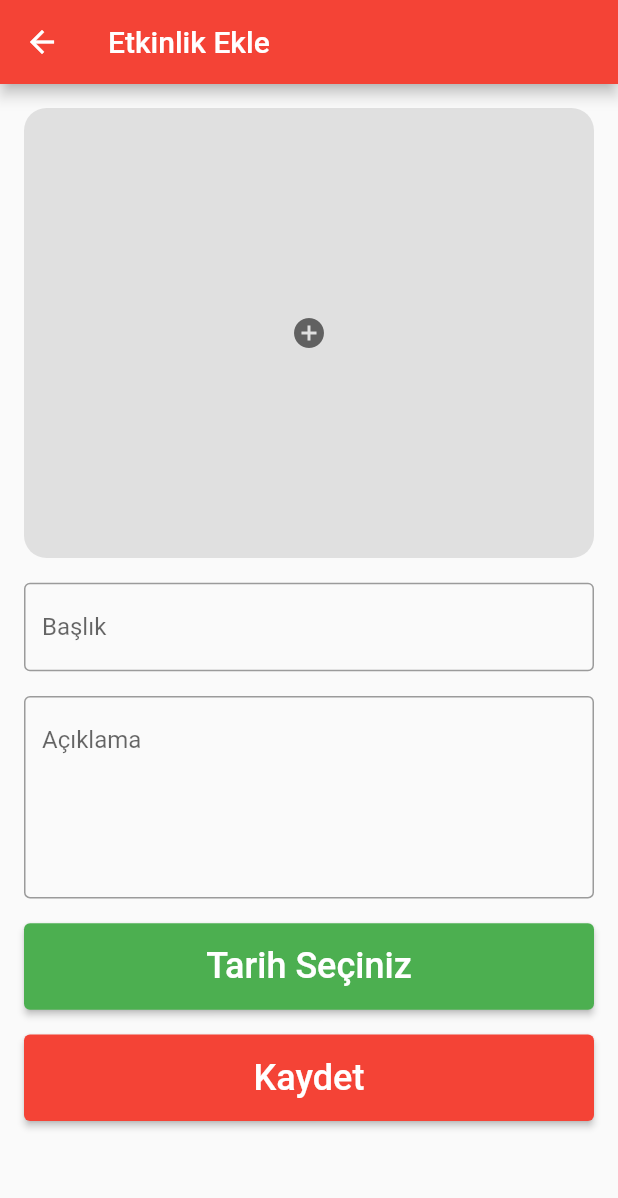
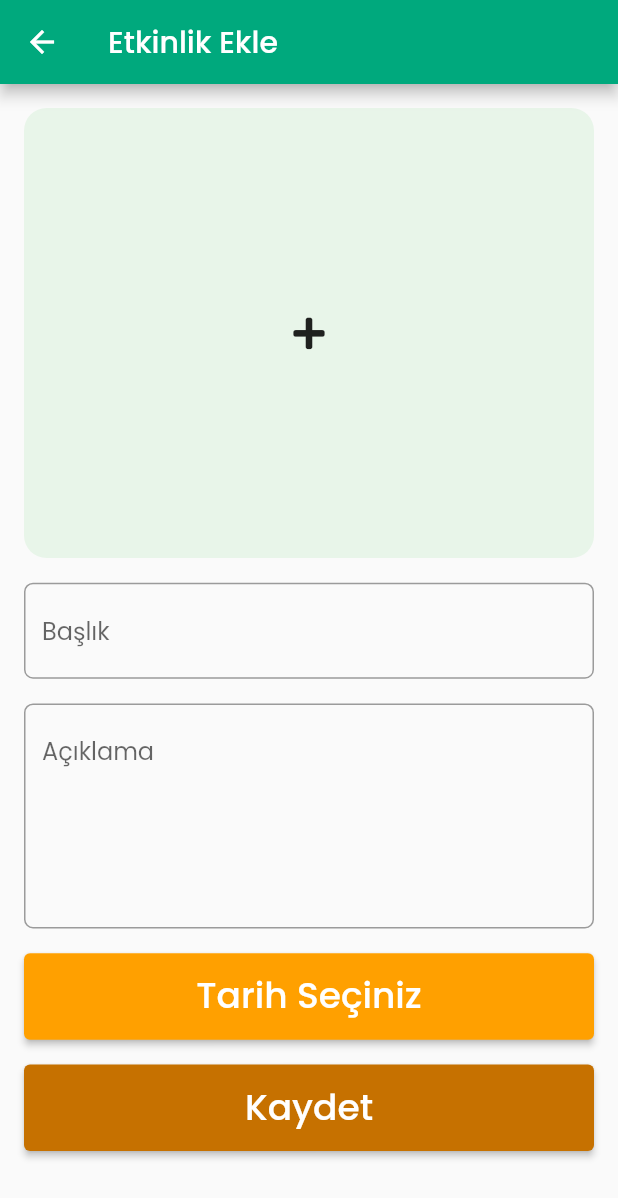
Before and after one commit to SumeyyeAydogan/engelli_uygulamasi, a Flutter app: the AddEvent screen opened directly, on a phone screen of 412 x 824 dp. Shown: the top 1198 px of the screen. Run offline on Flutter 3.47's test engine with Material 2 defaults, Android fonts, the phone set to English and light mode, and no system bars; our stand-ins replace font_awesome_flutter, get, google_fonts.

Commit message:
Uygulamanın spesifik tasarımları kaldı

```diff
--- a/lib/ui/add_event.dart
+++ b/lib/ui/add_event.dart
@@ -1,6 +1,7 @@
 import 'package:engelli_uygulama/config/widgets/close_keyboard.dart';
 import 'package:engelli_uygulama/config/widgets/text_form_field.dart';
 import 'package:flutter/material.dart';
+import 'package:font_awesome_flutter/font_awesome_flutter.dart';
 import 'package:get/get.dart';
 
 class AddEvent extends StatefulWidget {
@@ -11,16 +12,16 @@ class AddEvent extends StatefulWidget {
 }
 
 class _AddEventState extends State<AddEvent> {
-
   var _sizedBox = SizedBox(
-  height: Get.height*0.02,
+    height: Get.height * 0.02,
   );
 
   @override
   Widget build(BuildContext context) {
     return CloseKeyboard(
       child: Padding(
-        padding: EdgeInsets.only(bottom: MediaQuery.of(context).viewInsets.bottom),
+        padding:
+            EdgeInsets.only(bottom: MediaQuery.of(context).viewInsets.bottom),
         // text forma tıkladığımızda yukarı doğru çıkmasını sağlıyor
         child: Scaffold(
           resizeToAvoidBottomInset: false,
@@ -34,34 +35,38 @@ class _AddEventState extends State<AddEvent> {
               child: Column(
                 children: [
                   Container(
-                    decoration: BoxDecoration(
-                      borderRadius: BorderRadius.circular(15),
-                      color: Colors.grey.shade300,
-                    ),
-                    height: 300,
-                    width: double.infinity,
-                    child: Icon(
-                      Icons.add_circle,
-                      color: Colors.grey.shade700,
-                    ),
-                  ),
+                      decoration: BoxDecoration(
+                        borderRadius: BorderRadius.circular(15),
+                        color: Color(0xffe8f5e9),
+                      ),
+                      height: 300,
+                      width: double.infinity,
+                      child: IconButton(
+                        icon: FaIcon(FontAwesomeIcons.plus),
+                        onPressed: () {},
+                      )),
                   _sizedBox,
                   TextFormField(
                     decoration: InputDecoration(
-                        hintText: 'Başlık', border: OutlineInputBorder()),
+                      hintText: 'Başlık',
+                      border: OutlineInputBorder(
+                          borderRadius: BorderRadius.circular(6)),
+                    ),
                   ),
                   _sizedBox,
                   TextFormField(
                     maxLines: 5,
                     decoration: InputDecoration(
-                        hintText: 'Açıklama', border: OutlineInputBorder()),
+                      hintText: 'Açıklama',
+                      border: OutlineInputBorder(borderRadius: BorderRadius.circular(6)),
+                    ),
                   ),
                   _sizedBox,
                   Container(
                     width: Get.width,
                     height: Get.height * 0.07,
                     child: ElevatedButton(
-                      style: ElevatedButton.styleFrom(primary: Colors.green),
+                      style: ElevatedButton.styleFrom(primary: Color(0xffffa000)),
                       onPressed: () {},
                       child: Text(
                         'Tarih Seçiniz',
@@ -74,6 +79,7 @@ class _AddEventState extends State<AddEvent> {
                     width: Get.width,
                     height: Get.height * 0.07,
                     child: ElevatedButton(
+                      style: ElevatedButton.styleFrom(primary: Color(0xffc67100)),
                       onPressed: () {},
                       child: Text(
                         'Kaydet',
--- a/pubspec.yaml
+++ b/pubspec.yaml
@@ -29,6 +29,8 @@ dependencies:
   # Use with the CupertinoIcons class for iOS style icons.
   cupertino_icons: ^1.0.2
   get: ^4.1.4
+  font_awesome_flutter: ^9.1.0
+  google_fonts: ^2.1.0
 
 dev_dependencies:
   flutter_test:
```
Also changed, not shown: lib/main.dart (+6 -1 lines), lib/ui/home_page.dart (+22 -23 lines), lib/ui/profile_page.dart (+47 -39 lines), assets/a2.jpg (added), assets/a3.jpg (added), assets/football.jpg (added), pubspec.lock, 2 other files.
